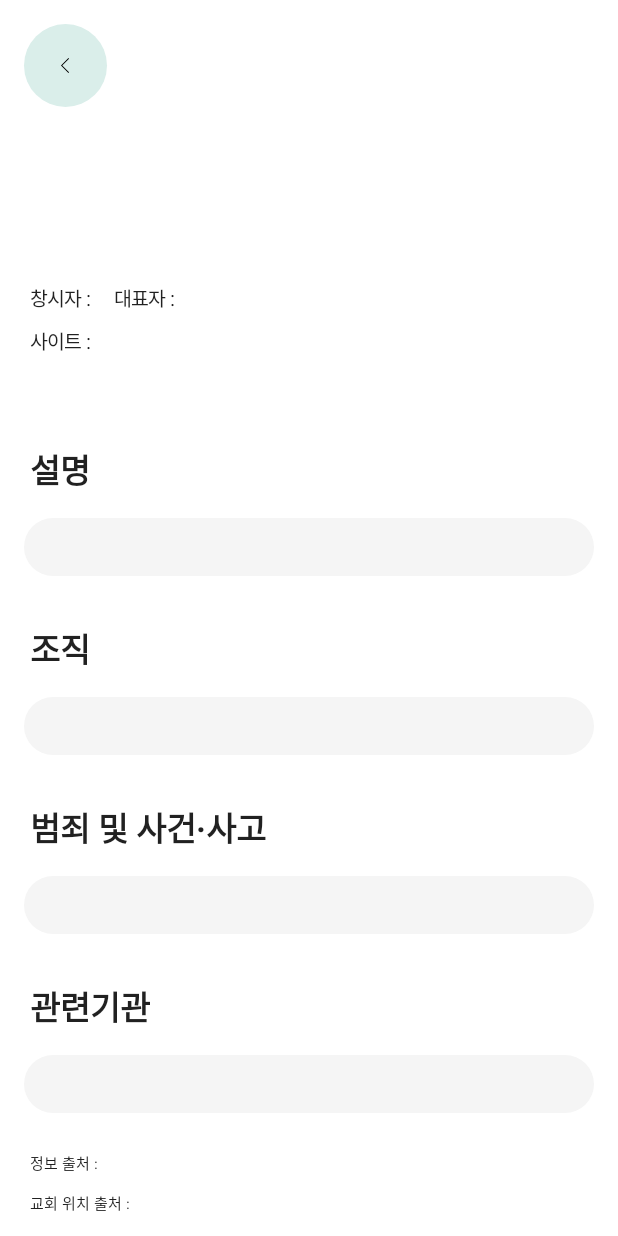
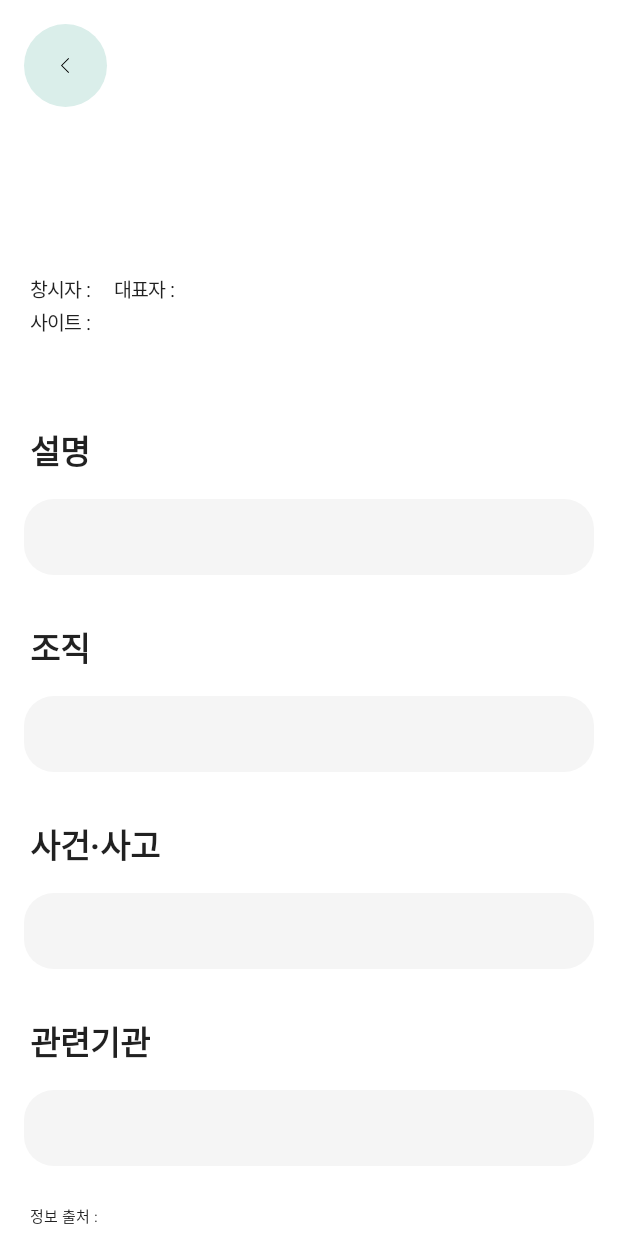
Before and after one commit to implement-k/PLT, an Android app built with Jetpack Compose: the PseudoInfoScreen screen opened through its navigation route, on a phone screen of 412 x 824 dp. Run offline under Robolectric (Android 15) with nearby library versions, the phone set to English and light mode, and no system bars; our stand-ins replace Firebase (no records; nobody signed in at launch, a user with empty details on screens opened directly), accompanist; Roboto replaces fonts that are not available here.

Commit message:
pseudo info screen 최적화 & 변수명 최적화

```diff
--- a/app/src/main/java/com/cmon/pseudoLocationTracker/MainActivity.kt
+++ b/app/src/main/java/com/cmon/pseudoLocationTracker/MainActivity.kt
@@ -37,7 +37,6 @@
 
         setContent {
             PseudoLocationTrackerTheme {
-                // A surface container using the 'background' color from the theme
                 Surface(
                     modifier = Modifier.fillMaxSize(),
                     color = MaterialTheme.colors.background
@@ -49,8 +48,8 @@
     }
 }
 
-val nullPseudo = Pseudo("","","","","","","", RelativeInstitutions = "", crime = "",source = "", locsource = "",latlng = LatLng(0.0,0.0),location = "")
-var Pseudo = nullPseudo
+val NULL_PSEUDO = Pseudo("","","","","","","", relativeInstitutions = "", crime = "",source = "", locsource = "",latlng = LatLng(0.0,0.0),location = "")
+var PSEUDO = NULL_PSEUDO
 
 @SuppressLint("UnrememberedMutableState")
 @Composable
@@ -122,7 +121,7 @@
                             explanation = document.get("detail").toString().replace("\\n", "\n"),
                             pseudo = document.get("pseudo").toString(),
                             address = addressList,
-                            RelativeInstitutions = document.get("RelatedInstitutions").toString().replace("\\n", "\n"),
+                            relativeInstitutions = document.get("RelatedInstitutions").toString().replace("\\n", "\n"),
                             crime = document.get("crime").toString().replace("\\n", "\n"),
                             source = document.get("source").toString(),
                             locsource = document.get("locsource").toString(),
@@ -163,7 +162,7 @@
         composable("report_screen") { ReportScreen(navController, db) }
         composable("standard_screen") { StandardScreen(navController) }
         composable("info_screen") { InfoScreen(navController)}
-        composable("pseudo_info_screen") { PseudoInfoScreen(navController, Pseudo) }
+        composable("pseudo_info_screen") { PseudoInfoScreen(navController) }
         composable("first_screen") { FirstScreen() {
             preferences.edit().putBoolean(PREF_KEY_FIRST_LAUNCH, false).apply()
             navController.navigate("home_screen")
--- a/app/src/main/java/com/cmon/pseudoLocationTracker/SearchEngine.kt
+++ b/app/src/main/java/com/cmon/pseudoLocationTracker/SearchEngine.kt
@@ -208,7 +208,7 @@
         modifier = Modifier
             .fillMaxWidth()
             .clickable(onClick = {
-                Pseudo = pseudo
+                PSEUDO = pseudo
                 navController.navigate("pseudo_info_screen")
             })
     ){
@@ -227,7 +227,7 @@
                 .fillMaxWidth()
         ){
             Text(
-                text = stringResource(id = R.string.representative),
+                text = stringResource(id = R.string.pseudo_info_representative),
                 style = TextStyle(
                     fontWeight = FontWeight.Normal,
                     fontSize = 11.sp
--- a/app/src/main/java/com/cmon/pseudoLocationTracker/composable/TopBar.kt
+++ b/app/src/main/java/com/cmon/pseudoLocationTracker/composable/TopBar.kt
@@ -14,9 +14,9 @@
 import androidx.compose.ui.res.stringResource
 import androidx.compose.ui.unit.dp
 import androidx.navigation.NavController
-import com.cmon.pseudoLocationTracker.Pseudo
+import com.cmon.pseudoLocationTracker.NULL_PSEUDO
+import com.cmon.pseudoLocationTracker.PSEUDO
 import com.cmon.pseudoLocationTracker.R
-import com.cmon.pseudoLocationTracker.nullPseudo
 
 @Composable
 fun TopBar(
@@ -28,7 +28,7 @@
     ) {
         Button(
             onClick = { navController.navigateUp()
-                Pseudo = nullPseudo
+                PSEUDO = NULL_PSEUDO
             },
             shape = CircleShape,
             colors = ButtonDefaults.buttonColors(
--- /dev/null
+++ b/app/src/main/java/com/cmon/pseudoLocationTracker/data/LoadingData.kt
@@ -0,0 +1 @@
+package com.cmon.pseudoLocationTracker.data
--- a/app/src/main/java/com/cmon/pseudoLocationTracker/data/Pseudo.kt
+++ b/app/src/main/java/com/cmon/pseudoLocationTracker/data/Pseudo.kt
@@ -11,7 +11,7 @@
     val explanation: String,
     val pseudo: String,
     val address: MutableList<PseudoAddress> = mutableListOf(),
-    val RelativeInstitutions: String,
+    val relativeInstitutions: String,
     val crime: String,
     val source: String,
     val locsource: String,
--- a/app/src/main/java/com/cmon/pseudoLocationTracker/screen/PseudoChecklistScreen.kt
+++ b/app/src/main/java/com/cmon/pseudoLocationTracker/screen/PseudoChecklistScreen.kt
@@ -29,7 +29,7 @@
 import com.cmon.pseudoLocationTracker.ui.theme.md_theme_light_surface
 import androidx.compose.runtime.LaunchedEffect
 import androidx.compose.runtime.snapshots.SnapshotStateList
-import com.cmon.pseudoLocationTracker.Pseudo
+import com.cmon.pseudoLocationTracker.PSEUDO
 import com.cmon.pseudoLocationTracker.composable.LoadingCard
 import com.cmon.pseudoLocationTracker.composable.TopBar
 import com.cmon.pseudoLocationTracker.ui.theme.md_theme_light_secondary
@@ -235,7 +235,7 @@
     Column{
         Row(modifier = Modifier.padding(10.dp)){
             Text(
-                text = stringResource(id = R.string.representative),
+                text = stringResource(id = R.string.pseudo_info_representative),
                 style = TextStyle(
                     fontWeight = FontWeight.Normal,
                     fontSize = 16.sp
@@ -288,7 +288,7 @@
             Spacer(modifier = Modifier.weight(1f))
             Button(
                 onClick = { navController.navigate("pseudo_info_screen")
-                          Pseudo= pseudo},
+                          PSEUDO= pseudo},
                 shape = RoundedCornerShape(50),
                 colors = ButtonDefaults.buttonColors(
                     backgroundColor = MaterialTheme.colors.background,
--- a/app/src/main/java/com/cmon/pseudoLocationTracker/screen/PseudoInfoScreen.kt
+++ b/app/src/main/java/com/cmon/pseudoLocationTracker/screen/PseudoInfoScreen.kt
@@ -3,6 +3,7 @@
 import android.annotation.SuppressLint
 import android.content.Intent
 import android.net.Uri
+import androidx.annotation.StringRes
 import androidx.compose.foundation.background
 import androidx.compose.foundation.clickable
 import androidx.compose.foundation.layout.Column
@@ -22,19 +23,19 @@
 import androidx.compose.ui.res.stringResource
 import androidx.compose.ui.text.*
 import androidx.compose.ui.text.font.FontWeight
+import androidx.compose.ui.unit.Dp
 import androidx.compose.ui.unit.dp
 import androidx.compose.ui.unit.sp
 import androidx.core.content.ContextCompat
 import androidx.navigation.NavController
+import com.cmon.pseudoLocationTracker.PSEUDO
 import com.cmon.pseudoLocationTracker.R
 import com.cmon.pseudoLocationTracker.composable.TopBar
-import com.cmon.pseudoLocationTracker.data.Pseudo
 
 @SuppressLint("UnusedMaterialScaffoldPaddingParameter")
 @Composable
 fun PseudoInfoScreen(
     navController: NavController,
-    pseudo: Pseudo
 ) {
     val scrollState = rememberScrollState()
     val context = LocalContext.current
@@ -50,62 +51,29 @@
                 .verticalScroll(scrollState)
         ) {
             Text(
-                text = pseudo.pseudoName,
+                text = PSEUDO.pseudoName,
                 style = TextStyle(
                     fontWeight = FontWeight.ExtraBold,
                     fontSize = 60.sp
                 ),
-                modifier = Modifier.padding(16.dp)
+                modifier = Modifier.padding(top = 16.dp, start = 20.dp, end = 20.dp, bottom = 10.dp)
             )
             Row(
-                verticalAlignment = Alignment.CenterVertically
+                verticalAlignment = Alignment.CenterVertically,
+                modifier = Modifier.padding(bottom = 3.dp, start = 20.dp, end = 20.dp)
             ){
-                Text(
-                    text = stringResource(id = R.string.initiator),
-                    style = TextStyle(
-                        fontWeight = FontWeight.Normal,
-                        fontSize = 13.sp
-                    ),
-                    modifier = Modifier.padding(start = 20.dp, bottom = 10.dp)
-                )
-                Text(
-                    text = pseudo.initiator,
-                    style = TextStyle(
-                        fontWeight = FontWeight.Normal,
-                        fontSize = 13.sp
-                    ),
-                    modifier = Modifier.padding(end = 6.dp, bottom = 10.dp)
-                )
-                Text(
-                    text = stringResource(id = R.string.representative),
-                    style = TextStyle(
-                        fontWeight = FontWeight.Normal,
-                        fontSize = 13.sp
-                    ),
-                    modifier = Modifier.padding(start = 6.dp, end = 3.dp, bottom = 10.dp)
-                )
-                Text(
-                    text = pseudo.representative,
-                    style = TextStyle(
-                        fontWeight = FontWeight.Normal,
-                        fontSize = 13.sp
-                    ),
-                    modifier = Modifier.padding(end = 16.dp, bottom = 10.dp)
-                )
+                PseudoInfoCaptionText(text = stringResource(id = R.string.pseudo_info_initiator))
+                PseudoInfoCaptionText(text = PSEUDO.initiator, end = 6.dp)
+                PseudoInfoCaptionText(text = stringResource(id = R.string.pseudo_info_representative), start = 6.dp, end = 3.dp)
+                PseudoInfoCaptionText(text = PSEUDO.representative)
             }
             Row(
-                verticalAlignment = Alignment.CenterVertically
+                verticalAlignment = Alignment.CenterVertically,
+                modifier = Modifier.padding(start = 20.dp, end = 20.dp)
             ) {
+                PseudoInfoCaptionText(text = stringResource(id = R.string.pseudo_info_site), end = 3.dp)
                 Text(
-                    text = stringResource(id = R.string.site),
-                    style = TextStyle(
-                        fontWeight = FontWeight.Normal,
-                        fontSize = 13.sp
-                    ),
-                    modifier = Modifier.padding(start = 20.dp, end = 3.dp)
-                )
-                Text(
-                    text = pseudo.site,
+                    text = PSEUDO.site,
                     style = TextStyle(
                         fontWeight = FontWeight.Normal,
                         fontSize = 13.sp,
@@ -113,7 +81,7 @@
                     ),
                     modifier = Modifier.clickable(
                         onClick = {
-                            val url = pseudo.site
+                            val url = PSEUDO.site
 
                             val intent = Intent(Intent.ACTION_VIEW)
                             intent.data = Uri.parse(url)
@@ -123,16 +91,53 @@
                     )
                 )
             }
+            PseudoInfoHeadText(stringRes = R.string.pseudo_info_detail, top = 60.dp)
+            PseudoInfoBodyText(text = PSEUDO.explanation)
+
+            if (PSEUDO.organization != "null") {
+                PseudoInfoHeadText(stringRes = R.string.pseudo_info_organization, top = 16.dp)
+                PseudoInfoBodyText(text = PSEUDO.organization)
+            }
+
+            PseudoInfoHeadText(stringRes = R.string.pseudo_info_crime, top = 16.dp)
+            PseudoInfoBodyText(text = PSEUDO.crime)
+
+            if (PSEUDO.relativeInstitutions != "null") {
+                PseudoInfoHeadText(stringRes = R.string.pseudo_info_relativeInstitutions, top = 16.dp)
+                PseudoInfoBodyText(text = PSEUDO.relativeInstitutions)
+            }
+
+            Column(
+                modifier = Modifier.padding(start = 20.dp,end = 20.dp, top = 10.dp, bottom = 5.dp)
+            ){
+                PseudoInfoCaption2Text(text = stringResource(id = R.string.source))
+                PseudoInfoCaption2Text(text = PSEUDO.source)
+                PseudoInfoCaption2Text(text = stringResource(id = R.string.locsource))
+                PseudoInfoCaption2Text(text = PSEUDO.locsource)
+            }
+        }
+    }
+}
+
+@Composable
+fun PseudoInfoCaption2Text(
+    text: String
+) {
     Text(
-                text = stringResource(id = R.string.detail),
+        text = text,
         style = TextStyle(
-                    fontWeight = FontWeight.Bold,
-                    fontSize = 22.sp,
-                ),
-                modifier = Modifier.padding(start = 20.dp, top = 60.dp, end = 16.dp)
+            fontWeight = FontWeight.Normal,
+            fontSize = 10.sp,
         )
+    )
+}
+
+@Composable
+fun PseudoInfoBodyText(
+    text: String
+) {
     Text(
-                text = pseudo.explanation,
+        text = text,
         style = TextStyle(
             fontWeight = FontWeight.Normal,
             fontSize = 16.sp,
@@ -145,115 +150,37 @@
                 color = MaterialTheme.colors.surface,
                 shape = RoundedCornerShape(20.dp)
             )
-                    .padding(10.dp)
+            .padding(16.dp)
     )
+}
+
+@Composable
+fun PseudoInfoHeadText(
+    @StringRes stringRes: Int,
+    top: Dp = 0.dp
+) {
     Text(
-                text = stringResource(id = R.string.organization),
+        text = stringResource(id = stringRes),
         style = TextStyle(
             fontWeight = FontWeight.Bold,
             fontSize = 22.sp,
         ),
-                modifier = Modifier.padding(start = 20.dp, top = 16.dp, end = 16.dp)
+        modifier = Modifier.padding(top = top, start = 20.dp, end = 20.dp)
     )
+}
+
+@Composable
+fun PseudoInfoCaptionText(
+    text: String,
+    start: Dp = 0.dp,
+    end: Dp = 0.dp
+) {
     Text(
-                text = pseudo.organization,
+        text = text,
         style = TextStyle(
             fontWeight = FontWeight.Normal,
-                    fontSize = 16.sp,
+            fontSize = 13.sp
         ),
-                lineHeight = 20.sp,
-                modifier = Modifier
-                    .padding(16.dp)
-                    .fillMaxSize()
-                    .background(
-                        color = MaterialTheme.colors.surface,
-                        shape = RoundedCornerShape(20.dp)
-                    )
-                    .padding(10.dp)
-            )
-            Text(
-                text = stringResource(id = R.string.crime),
-                style = TextStyle(
-                    fontWeight = FontWeight.Bold,
-                    fontSize = 22.sp,
-                ),
-                modifier = Modifier.padding(start = 20.dp, top = 16.dp, end = 16.dp)
-            )
-            Text(
-                text = pseudo.crime,
-                style = TextStyle(
-                    fontWeight = FontWeight.Normal,
-                    fontSize = 16.sp,
-                ),
-                lineHeight = 20.sp,
-                modifier = Modifier
-                    .padding(16.dp)
-                    .fillMaxSize()
-                    .background(
-                        color = MaterialTheme.colors.surface,
-                        shape = RoundedCornerShape(20.dp)
-                    )
-                    .padding(10.dp)
-            )
-            if (pseudo.RelativeInstitutions != null) {
-                Text(
-                    text = stringResource(id = R.string.RelativeInstitutions),
-                    style = TextStyle(
-                        fontWeight = FontWeight.Bold,
-                        fontSize = 22.sp,
-                    ),
-                    modifier = Modifier.padding(start = 20.dp, top = 16.dp, end = 16.dp)
-                )
-                Text(
-                    text = pseudo.RelativeInstitutions,
-                    style = TextStyle(
-                        fontWeight = FontWeight.Normal,
-                        fontSize = 16.sp,
-                    ),
-                    lineHeight = 20.sp,
-                    modifier = Modifier
-                        .padding(16.dp)
-                        .fillMaxSize()
-                        .background(
-                            color = MaterialTheme.colors.surface,
-                            shape = RoundedCornerShape(20.dp)
-                        )
-                        .padding(10.dp)
+        modifier = Modifier.padding(start = start, end = end)
     )
 }
-            Column(
-                modifier = Modifier.padding(start = 20.dp,end = 20.dp, top = 10.dp, bottom = 5.dp)
-            ){
-                Text(
-                    text = stringResource(id = R.string.source),
-                    style = TextStyle(
-                        fontWeight = FontWeight.Normal,
-                        fontSize = 10.sp,
-                    )
-                )
-                Text(
-                    text = pseudo.source,
-                    style = TextStyle(
-                        fontWeight = FontWeight.Normal,
-                        fontSize = 10.sp,
-                    ),
-                    modifier = Modifier.padding(end = 10.dp)
-                )
-                Text(
-                    text = stringResource(id = R.string.locsource),
-                    style = TextStyle(
-                        fontWeight = FontWeight.Normal,
-                        fontSize = 10.sp,
-                    )
-                )
-                Text(
-                    text = pseudo.locsource,
-                    style = TextStyle(
-                        fontWeight = FontWeight.Normal,
-                        fontSize = 10.sp,
-                    )
-                )
-            }
-        }
-    }
-}
--- a/app/src/main/res/values/strings.xml
+++ b/app/src/main/res/values/strings.xml
@@ -29,19 +29,19 @@
     <string name="detail_placeholder">근거, 피해 사실, 종교 ...</string>
     <string name="done">완료</string>
     <string name="expand_button_content_description">내용 확대 버튼</string>
-    <string name="representative">대표자 : </string>
+    <string name="pseudo_info_representative">대표자 : </string>
     <string name="next">다음</string>
-    <string name="site">사이트 : </string>
+    <string name="pseudo_info_site">사이트 : </string>
     <string name="explanation">설명 : </string>
     <string name="show_detail">자세히 보기</string>
     <string name="all_check">전체 선택</string>
     <string name="all_false_check">전체 해제</string>
     <string name="next_data">자료 추가 예정</string>
-    <string name="detail">설명</string>
-    <string name="organization">조직</string>
-    <string name="initiator">"창시자 : "</string>
-    <string name="RelativeInstitutions">관련기관</string>
-    <string name="crime">범죄 및 사건·사고</string>
+    <string name="pseudo_info_detail">설명</string>
+    <string name="pseudo_info_organization">조직</string>
+    <string name="pseudo_info_initiator">"창시자 : "</string>
+    <string name="pseudo_info_relativeInstitutions">관련기관</string>
+    <string name="pseudo_info_crime">사건·사고</string>
     <string name="site_no">사이트</string>
     <string name="source">"정보 출처 : "</string>
     <string name="locsource">교회 위치 출처 : </string>
```
Lines whose indentation alone changed are shown as unchanged.
